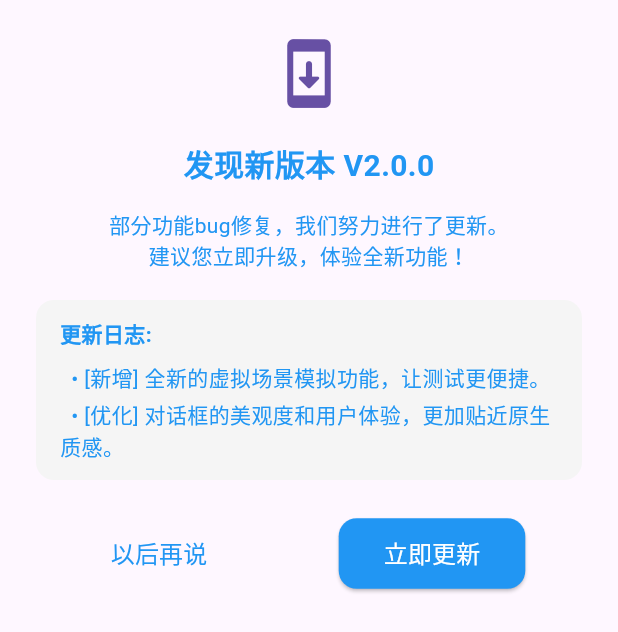
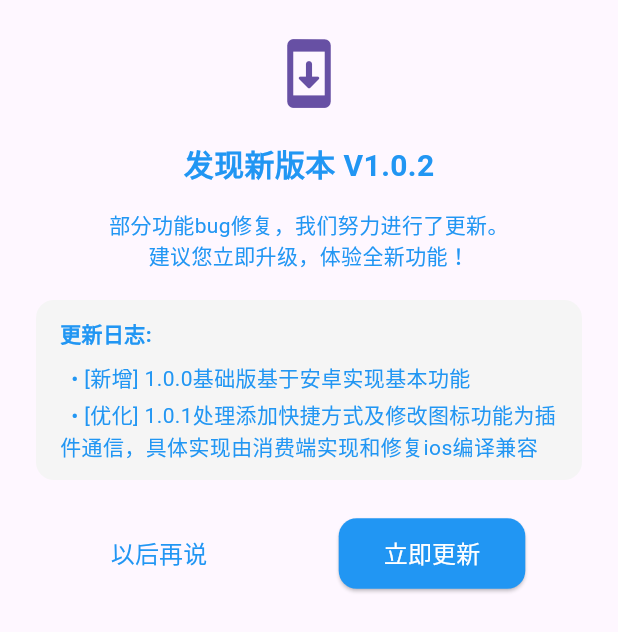
Before and after one commit to bingbing01121-art/appbridge, a Flutter app: the _SimulatedUpdateDialogContent widget shown alone on an empty page, opened directly, on a phone screen of 412 x 824 dp. Shown: the top 632 px of the screen. Run offline on Flutter 3.47's test engine with Material 3 defaults, Android fonts, the phone set to English and light mode, and no system bars; our stand-ins replace app_links, battery_plus, cached_network_image, connectivity_plus, device_info_plus, dio and 10 more; missing offline and left inert: flutter_downloader, flutter_hls_parser, flutter_inappwebview, flutter_pinned_shortcut_plus, in_app_update, quick_actions and 2 more; accounts and stored records are empty; network calls fail.

Commit message:
docs: update package metadata and documentation

```diff
--- a/assets/sdk_package.json
+++ b/assets/sdk_package.json
@@ -1,6 +1,6 @@
 {
   "name": "appbridge-h5",
-  "version": "1.1.0",
+  "version": "1.0.1",
   "description": "统一的 H5 ↔ 原生 SDK 桥接接口，适用于公司所有 App WebView 调用场景",
   "main": "dist/index.js",
   "types": "dist/index.d.ts",
--- a/lib/src/modules/app_module.dart
+++ b/lib/src/modules/app_module.dart
@@ -244,7 +244,7 @@ class _SimulatedUpdateDialogContentState
         ),
         const SizedBox(height: 20),
         const Text(
-          '发现新版本 V2.0.0',
+          '发现新版本 V1.0.2',
           style: TextStyle(
             fontWeight: FontWeight.bold,
             fontSize: 20.0,
@@ -346,19 +346,10 @@ class _SimulatedUpdateDialogContentState
                     fontWeight: FontWeight.bold,
                     color: Colors.blue)), // Changed to blue
             SizedBox(height: 8),
-            Text('  • [新增] 全新的虚拟场景模拟功能，让测试更便捷。',
+            Text('  • [新增] 1.0.0基础版基于安卓实现基本功能',
                 style: TextStyle(color: Colors.blue)), // Changed to blue
             SizedBox(height: 4),
-            Text('  • [优化] 对话框的美观度和用户体验，更加贴近原生质感。',
-                style: TextStyle(color: Colors.blue)), // Changed to blue
-            SizedBox(height: 4),
-            Text('  • [优化] 长日志滚动支持，再多内容也能优雅展示。',
-                style: TextStyle(color: Colors.blue)), // Changed to blue
-            SizedBox(height: 4),
-            Text('  • [修复] 若干已知问题，提升应用稳定性与性能。',
-                style: TextStyle(color: Colors.blue)), // Changed to blue
-            SizedBox(height: 4),
-            Text('  • [安全] 更新了核心依赖，增强了安全性。',
+            Text('  • [优化] 1.0.1处理添加快捷方式及修改图标功能为插件通信，具体实现由消费端实现和修复ios编译兼容',
                 style: TextStyle(color: Colors.blue)), // Changed to blue
           ],
         ),
--- a/pubspec.yaml
+++ b/pubspec.yaml
@@ -1,9 +1,9 @@
 name: appbridge
 description:  This is a rich flutter javascript interactive plugin.
-version: 1.0.0
+version: 1.0.1
 homepage: https://github.com/bingbing01121-art/appbridge
 repository: https://github.com/bingbing01121-art/appbridge
-issue_tracker: https://github.com/bingbing01121-art/appbridge/issues
+issue_tracker: https://github.com/bingbing01121-art/appbridge/issues/issues
 
 environment:
   sdk: '>=3.0.0 <4.0.0'
@@ -27,7 +27,6 @@ dependencies:
   battery_plus: ^7.0.0
   package_info_plus: ^9.0.0
   connectivity_plus: ^7.0.0
-  json_annotation: ^4.8.1
   quick_actions: ^1.1.0
   fluttertoast: ^9.0.0
   flutter_pinned_shortcut_plus: ^0.0.2
@@ -48,6 +47,7 @@ dev_dependencies:
   flutter_test:
     sdk: flutter
   flutter_lints: ^6.0.0
+  json_annotation: ^4.8.1
   flutter_local_notifications_platform_interface: ^9.0.0
 
 # For information on the generic Dart part of this file, see the
```
Also changed, not shown: example/pubspec.lock, 2 other files.
